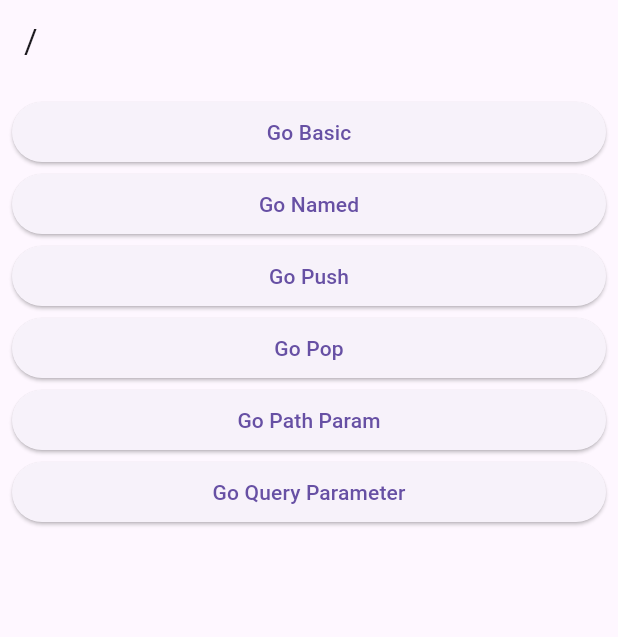
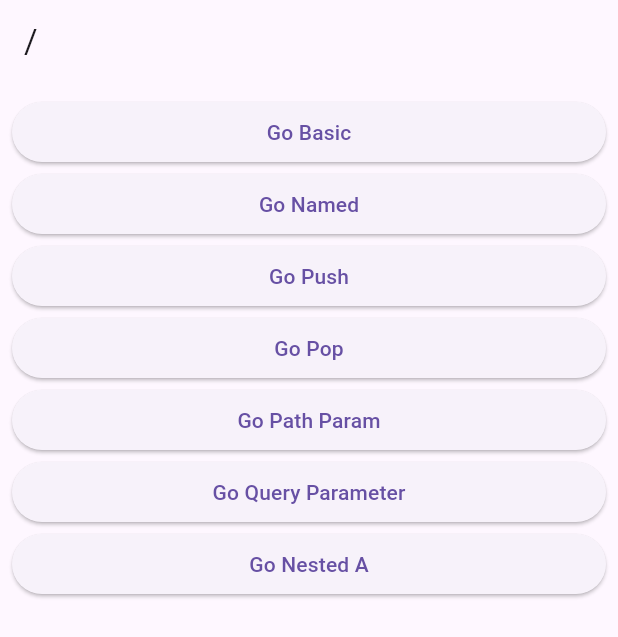
Before and after one commit to SungSeokMin/flutter_libaray, a Flutter app: the screen it shows after launch, on a phone screen of 412 x 824 dp. Shown: the top 637 px of the screen. Run offline on Flutter 3.47's test engine with Material 3 defaults, Android fonts, the phone set to English and light mode, and no system bars; our stand-ins replace equatable, flutter_bloc, flutter_riverpod, freezed_annotation, go_router, riverpod_annotation; generated files the repository leaves out were written again.

Commit message:
Shell Route

```diff
--- a/lib_go_router/lib/route/router.dart
+++ b/lib_go_router/lib/route/router.dart
@@ -6,6 +6,8 @@ import 'package:go_router_v7/screens/4_pop_base_screen.dart';
 import 'package:go_router_v7/screens/5_pop_return_screen.dart';
 import 'package:go_router_v7/screens/6_path_param_screen.dart';
 import 'package:go_router_v7/screens/7_query_parameter_screen.dart';
+import 'package:go_router_v7/screens/8_nested_child_screen.dart';
+import 'package:go_router_v7/screens/8_nested_screen.dart';
 import 'package:go_router_v7/screens/root_screen.dart';
 
 final router = GoRouter(
@@ -52,6 +54,29 @@ final router = GoRouter(
           path: 'query_param',
           builder: (context, state) => QueryParameterScreen(),
         ),
+        ShellRoute(
+          builder: (context, state, child) => NestedScreen(child: child),
+          routes: [
+            GoRoute(
+              path: 'nested/a',
+              builder: (_, state) => NestedChildScreen(
+                routeName: 'nested/a',
+              ),
+            ),
+            GoRoute(
+              path: 'nested/b',
+              builder: (_, state) => NestedChildScreen(
+                routeName: 'nested/b',
+              ),
+            ),
+            GoRoute(
+              path: 'nested/c',
+              builder: (_, state) => NestedChildScreen(
+                routeName: 'nested/c',
+              ),
+            ),
+          ],
+        ),
       ],
     ),
   ],
--- a/lib_go_router/lib/screens/root_screen.dart
+++ b/lib_go_router/lib/screens/root_screen.dart
@@ -48,6 +48,12 @@ class RootScreen extends StatelessWidget {
             },
             child: Text('Go Query Parameter'),
           ),
+          ElevatedButton(
+            onPressed: () {
+              context.go('/nested/a');
+            },
+            child: Text('Go Nested A'),
+          ),
         ],
       ),
     );
```
Also changed, not shown: lib_go_router/lib/screens/8_nested_child_screen.dart (added, +17 -0 lines), lib_go_router/lib/screens/8_nested_screen.dart (added, +59 -0 lines).
